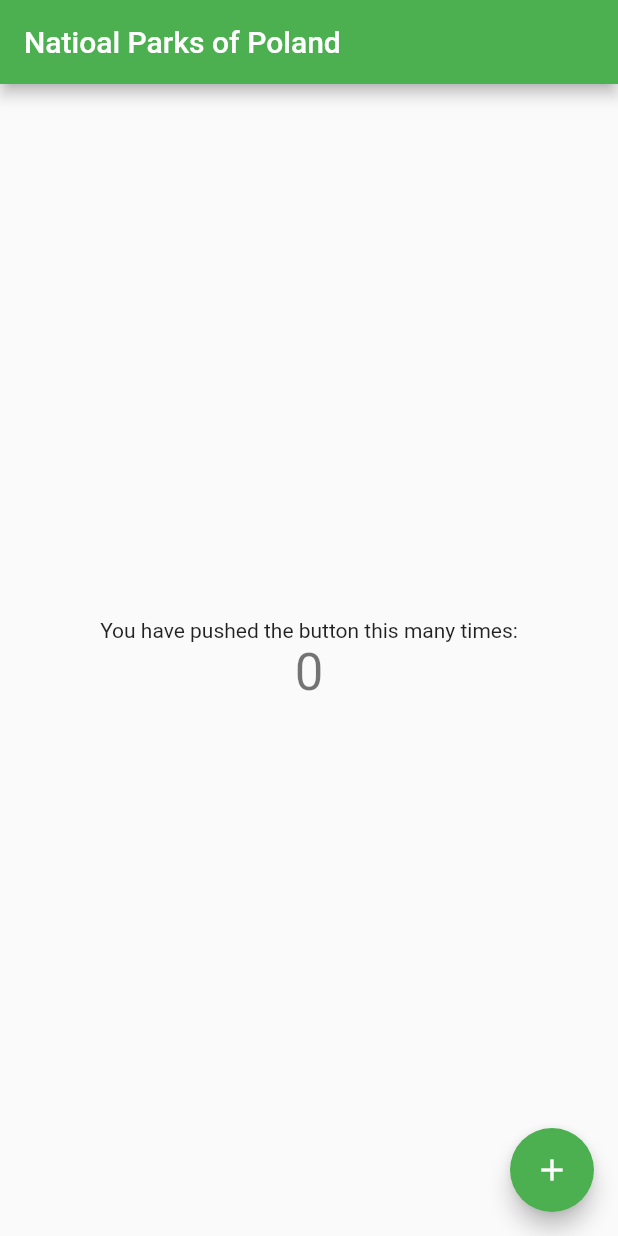
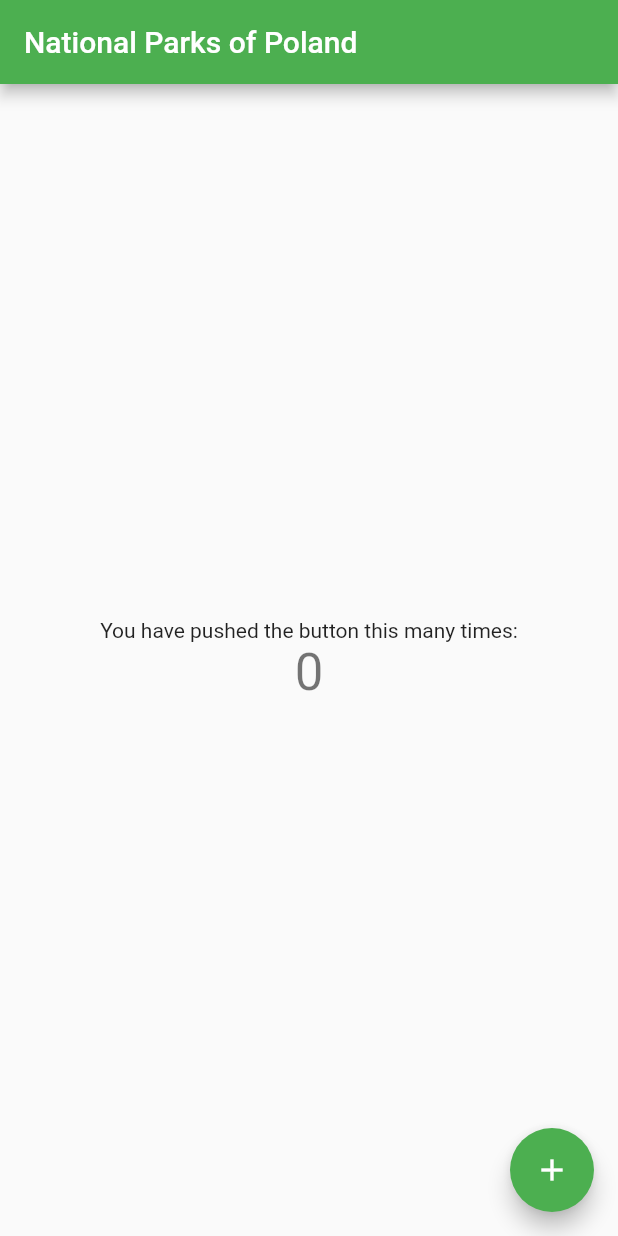
Before and after one commit to hussardigital/nationalparksofpoland, a Flutter app: the screen it shows after launch, on a phone screen of 412 x 824 dp. Run offline on Flutter 3.47's test engine with Material 2 defaults, Android fonts, the phone set to English and light mode, and no system bars.

```diff
--- a/lib/main.dart
+++ b/lib/main.dart
@@ -20,7 +20,7 @@ class MyApp extends StatelessWidget {
         // is not restarted.
         primarySwatch: Colors.green,
       ),
-      home: MyHomePage(title: 'Natioal Parks of Poland'),
+      home: MyHomePage(title: 'National Parks of Poland'),
     );
   }
 }
```
